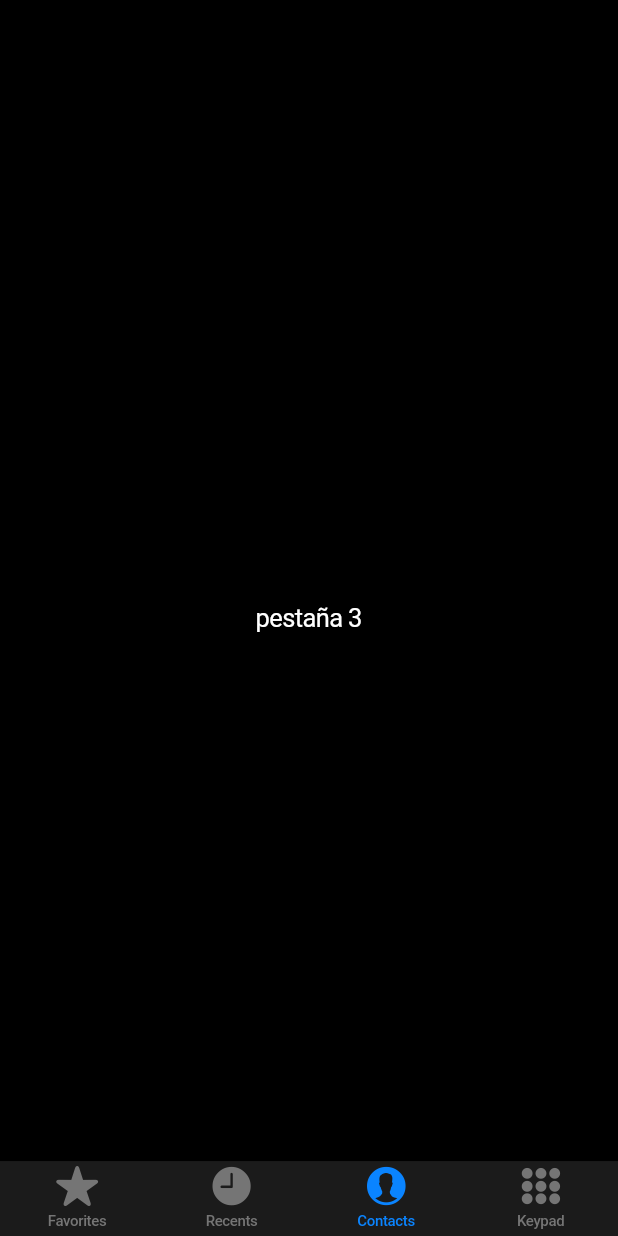
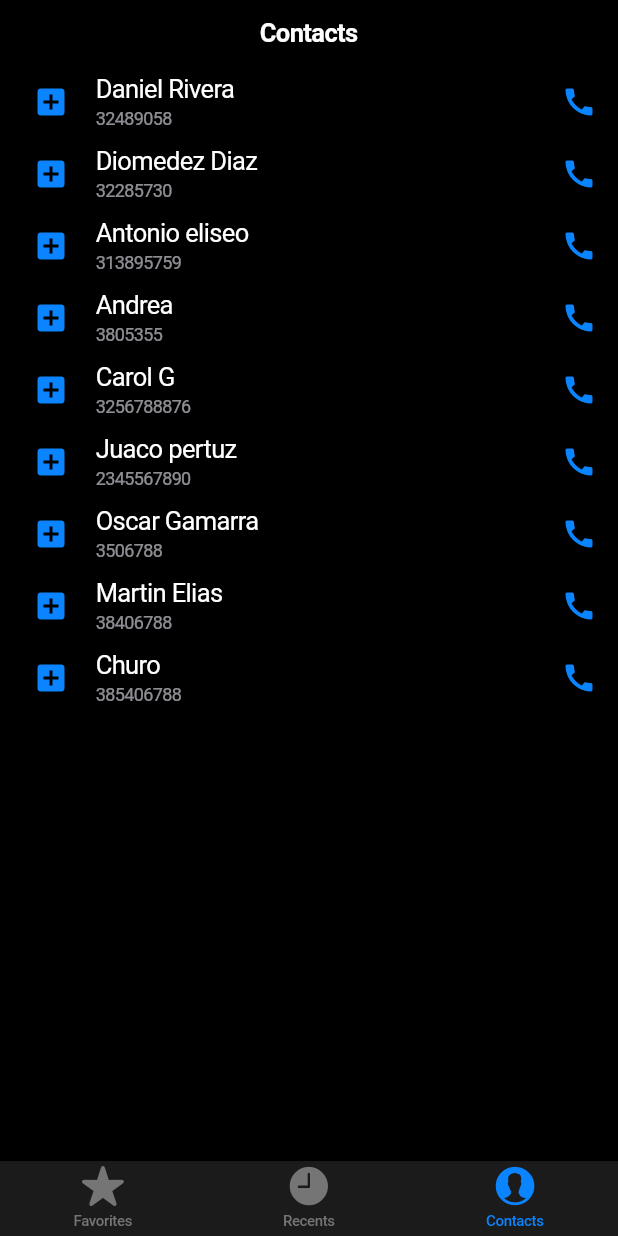
Before and after one commit to MartinCantillo/Cupertino-library-Movil1, a Flutter app: the screen it shows after launch, item 3 of the bottom bar chosen, on a phone screen of 412 x 824 dp. Run offline on Flutter 3.47's test engine with Material 2 defaults, Android fonts, the phone set to English and light mode, and no system bars.

Commit message:
Contacts

```diff
--- a/lib/main.dart
+++ b/lib/main.dart
@@ -42,10 +42,7 @@ class _CupertinoTabBarState extends State<CupertinoTabBarr> {
             icon: Icon(CupertinoIcons.person_alt_circle_fill),
             label: 'Contacts',
           ),
-          BottomNavigationBarItem(
-            icon: Icon(CupertinoIcons.circle_grid_3x3_fill),
-            label: 'Keypad',
-          ),
+
         ],
       ),
       tabBuilder: (BuildContext context, int index) {
@@ -71,8 +68,13 @@ class _CupertinoTabBarState extends State<CupertinoTabBarr> {
                 ),
               );
             } else if (index == 2) {
-              return Center(
-                child: Text('pestaña 3'),
+              return CupertinoPageScaffold(
+                navigationBar: CupertinoNavigationBar(
+                  middle: Text('Contacts'),
+                ),
+                child: Center(
+                  child: CallListContac(),
+                ),
               );
             } else if (index == 3) {
               return Center(
@@ -89,7 +91,6 @@ class _CupertinoTabBarState extends State<CupertinoTabBarr> {
   }
 }
 
-
 //make call
 class Call {
   final String contactName;
@@ -97,7 +98,6 @@ class Call {
 
   Call(this.contactName, this.dateTime);
 }
-
 
 class CallList extends StatelessWidget {
   const CallList({Key? key});
@@ -110,9 +110,9 @@ class CallList extends StatelessWidget {
       Call("Diomedez Diaz", "yesterday, 5:45 PM"),
       Call("Antonio eliseo", "yesterday, 3:15 PM"),
       Call("Andrea ", "yesterday, 10:15 PM"),
-     Call("Carol G ", "Today, 3:50 PM"),
-     Call("Juaco pertuz ", "yesterday, 6:50 PM"),
-     Call("Oscar Gamarra", "Today, 11:20 AM"),
+      Call("Carol G ", "Today, 3:50 PM"),
+      Call("Juaco pertuz ", "yesterday, 6:50 PM"),
+      Call("Oscar Gamarra", "Today, 11:20 AM"),
     ];
 
     return ListView.builder(
@@ -124,9 +124,47 @@ class CallList extends StatelessWidget {
           subtitle: Text(call.dateTime),
           leading: Icon(Icons.call),
           //trailing: Icon(Icons.cancel),
-
         );
       },
     );
   }
 }
+
+class Contac {
+  final String contactNam;
+  final String Num;
+  Contac(this.contactNam, this.Num);
+}
+
+class CallListContac extends StatelessWidget {
+  const CallListContac({Key? key});
+
+  @override
+  Widget build(BuildContext context) {
+    // list
+    final List<Contac> Contacs = [
+      Contac("Daniel Rivera", "32489058"),
+      Contac("Diomedez Diaz","32285730"),
+      Contac("Antonio eliseo","313895759"),
+      Contac("Andrea ","3805355"),
+      Contac("Carol G ","3256788876"),
+      Contac("Juaco pertuz ","2345567890"),
+      Contac("Oscar Gamarra","3506788"),
+      Contac("Martin Elias","38406788"),
+      Contac("Churo ","385406788"),
+    ];
+
+    return ListView.builder(
+      itemCount: Contacs.length,
+      itemBuilder: (context, index) {
+        final contactt = Contacs[index];
+        return CupertinoListTile(
+          title: Text(contactt.contactNam),
+          subtitle: Text(contactt.Num),
+          leading: Icon(Icons.add_box),
+          trailing: Icon(Icons.call),
+        );
+      },
+    );
+  }
+}
```
